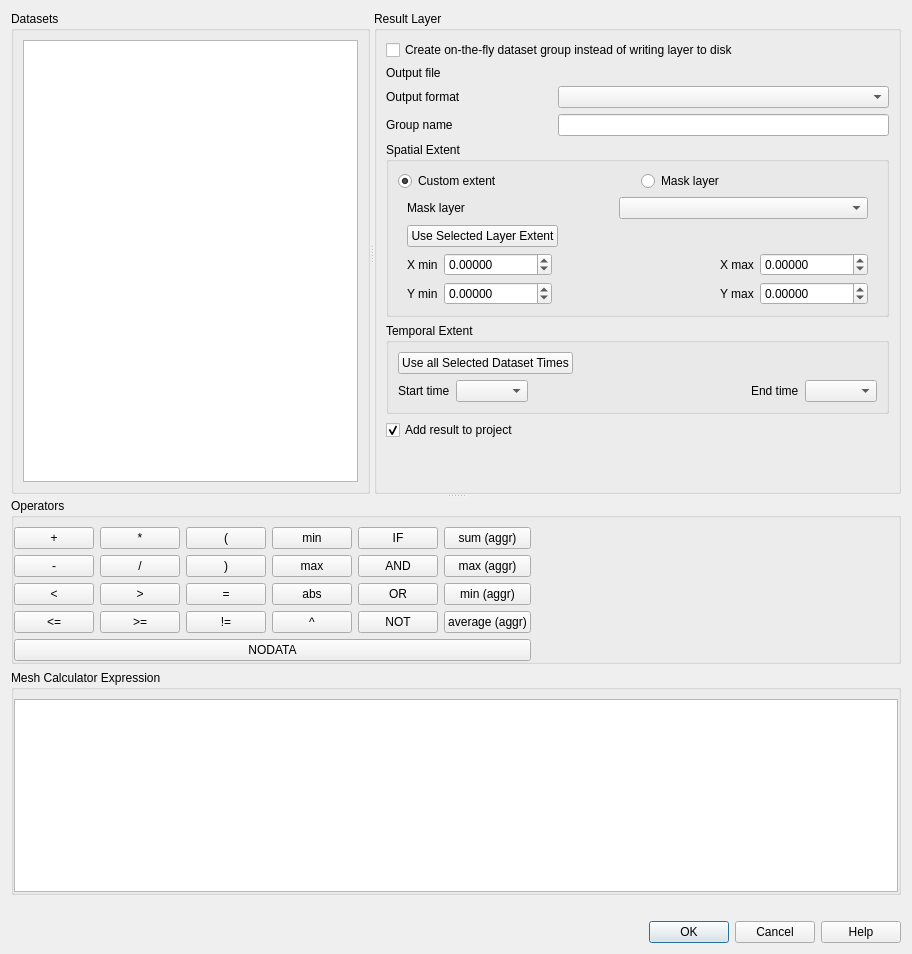
Qt form src/ui/mesh/qgsmeshcalculatordialogbase.ui (qgis/QGIS) before a commit.
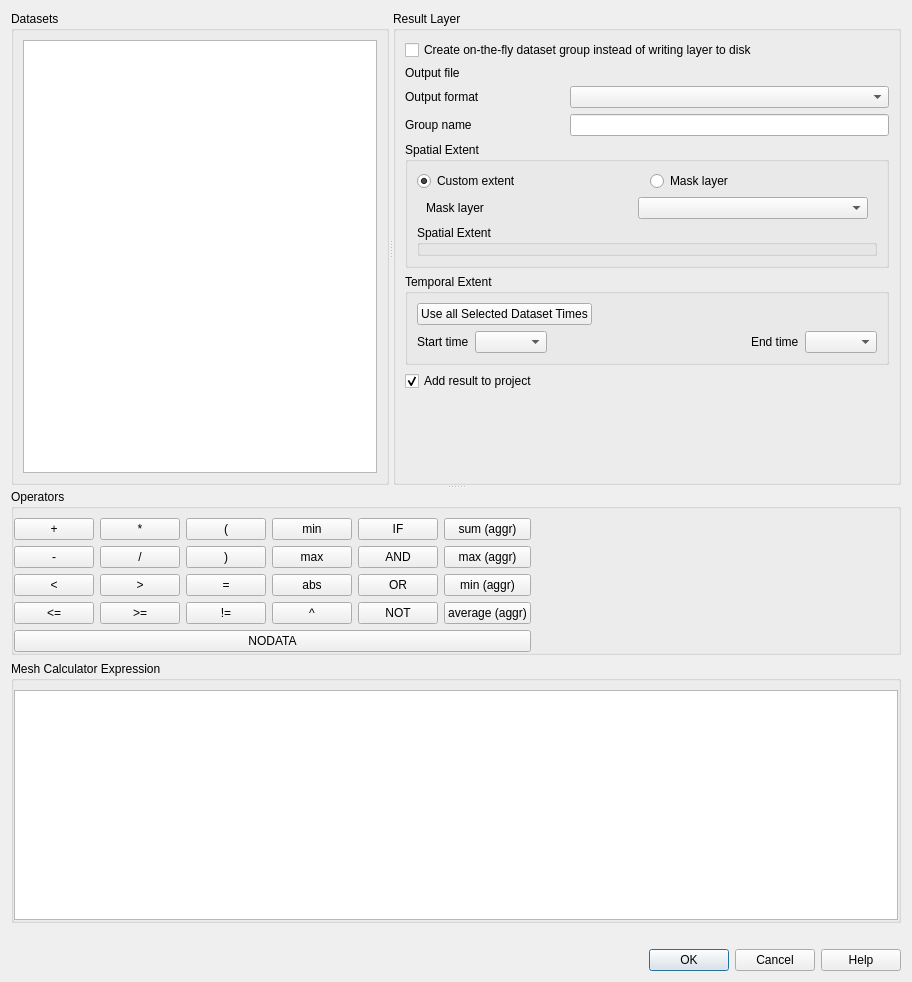
The same form after that commit. Custom widgets are drawn as their Qt base class.

Commit message: replace spinboxes with extent selector in the mesh calculator dialog

Patch:
```diff
--- a/src/ui/mesh/qgsmeshcalculatordialogbase.ui
+++ b/src/ui/mesh/qgsmeshcalculatordialogbase.ui
@@ -7,7 +7,7 @@
     <x>0</x>
     <y>0</y>
     <width>912</width>
-    <height>954</height>
+    <height>982</height>
    </rect>
   </property>
   <property name="windowTitle">
@@ -174,138 +174,10 @@
             </widget>
            </item>
            <item>
-            <widget class="QWidget" name="extendBox" native="true">
-             <property name="sizePolicy">
-              <sizepolicy hsizetype="Minimum" vsizetype="Minimum">
-               <horstretch>0</horstretch>
-               <verstretch>0</verstretch>
-              </sizepolicy>
+            <widget class="QgsExtentGroupBox" name="mExtentGroupBox">
+             <property name="title">
+              <string>Spatial Extent</string>
              </property>
-             <layout class="QGridLayout" name="gridLayout_3">
-              <property name="topMargin">
-               <number>0</number>
-              </property>
-              <property name="bottomMargin">
-               <number>0</number>
-              </property>
-              <item row="2" column="4">
-               <widget class="QgsDoubleSpinBox" name="mXMaxSpinBox">
-                <property name="decimals">
-                 <number>5</number>
-                </property>
-                <property name="minimum">
-                 <double>-999999999.000000000000000</double>
-                </property>
-                <property name="maximum">
-                 <double>999999999.000000000000000</double>
-                </property>
-               </widget>
-              </item>
-              <item row="3" column="0">
-               <widget class="QLabel" name="mYMinLabel">
-                <property name="text">
-                 <string>Y min</string>
-                </property>
-               </widget>
-              </item>
-              <item row="2" column="3">
-               <widget class="QLabel" name="mXMaxLabel">
-                <property name="text">
-                 <string>X max</string>
-                </property>
-               </widget>
-              </item>
-              <item row="3" column="1">
-               <widget class="QgsDoubleSpinBox" name="mYMinSpinBox">
-                <property name="decimals">
-                 <number>5</number>
-                </property>
-                <property name="minimum">
-                 <double>-999999999.000000000000000</double>
-                </property>
-                <property name="maximum">
-                 <double>999999999.000000000000000</double>
-                </property>
-               </widget>
-              </item>
-              <item row="3" column="3">
-               <widget class="QLabel" name="mYMaxLabel">
-                <property name="text">
-                 <string>Y max</string>
-                </property>
-               </widget>
-              </item>
-              <item row="2" column="1">
-               <widget class="QgsDoubleSpinBox" name="mXMinSpinBox">
-                <property name="decimals">
-                 <number>5</number>
-                </property>
-                <property name="minimum">
-                 <double>-999999999.000000000000000</double>
-                </property>
-                <property name="maximum">
-                 <double>999999999.000000000000000</double>
-                </property>
-               </widget>
-              </item>
-              <item row="3" column="4">
-               <widget class="QgsDoubleSpinBox" name="mYMaxSpinBox">
-                <property name="decimals">
-                 <number>5</number>
-                </property>
-                <property name="minimum">
-                 <double>-999999999.000000000000000</double>
-                </property>
-                <property name="maximum">
-                 <double>999999999.000000000000000</double>
-                </property>
-               </widget>
-              </item>
-              <item row="2" column="0">
-               <widget class="QLabel" name="mXMinLabel">
-                <property name="text">
-                 <string>X min</string>
-                </property>
-               </widget>
-              </item>
-              <item row="1" column="0" colspan="5">
-               <layout class="QHBoxLayout" name="horizontalLayout">
-                <item>
-                 <widget class="QPushButton" name="mCurrentLayerExtentButton">
-                  <property name="text">
-                   <string>Use Selected Layer Extent</string>
-                  </property>
-                 </widget>
-                </item>
-                <item>
-                 <spacer name="horizontalSpacer_3">
-                  <property name="orientation">
-                   <enum>Qt::Orientation::Horizontal</enum>
-                  </property>
-                  <property name="sizeHint" stdset="0">
-                   <size>
-                    <width>40</width>
-                    <height>20</height>
-                   </size>
-                  </property>
-                 </spacer>
-                </item>
-               </layout>
-              </item>
-              <item row="2" column="2">
-               <spacer name="horizontalSpacer_4">
-                <property name="orientation">
-                 <enum>Qt::Orientation::Horizontal</enum>
-                </property>
-                <property name="sizeHint" stdset="0">
-                 <size>
-                  <width>40</width>
-                  <height>20</height>
-                 </size>
-                </property>
-               </spacer>
-              </item>
-             </layout>
             </widget>
            </item>
           </layout>
@@ -665,11 +537,6 @@
    <header>qgscollapsiblegroupbox.h</header>
    <container>1</container>
   </customwidget>
-  <customwidget>
-   <class>QgsDoubleSpinBox</class>
-   <extends>QDoubleSpinBox</extends>
-   <header>qgsdoublespinbox.h</header>
-  </customwidget>
   <customwidget>
    <class>QgsFileWidget</class>
    <extends>QWidget</extends>
@@ -681,6 +548,12 @@
    <extends>QComboBox</extends>
    <header>qgsmaplayercombobox.h</header>
   </customwidget>
+  <customwidget>
+   <class>QgsExtentGroupBox</class>
+   <extends>QGroupBox</extends>
+   <header>qgsextentgroupbox.h</header>
+   <container>1</container>
+  </customwidget>
  </customwidgets>
  <tabstops>
   <tabstop>mDatasetsListWidget</tabstop>
```
Left out of the diff: 5 changed lines with no effect on the pictures. The commit also changes 4 other files.
